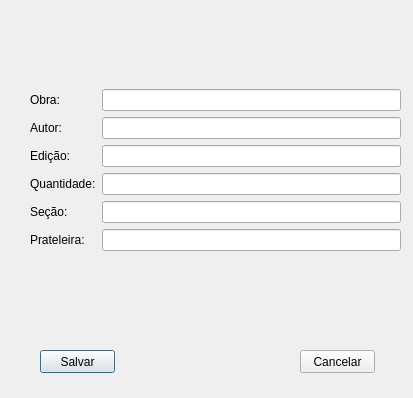
Old version of the form TrabalhoFinalQT/addwindow.ui in the repository arianeam/prog.OOC-.
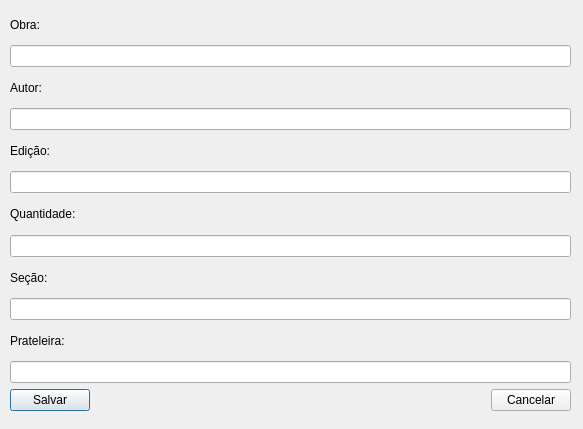
New version of the form.

Diff of the .ui file:
```diff
--- a/TrabalhoFinalQT/addwindow.ui
+++ b/TrabalhoFinalQT/addwindow.ui
@@ -6,27 +6,27 @@
    <rect>
     <x>0</x>
     <y>0</y>
-    <width>413</width>
-    <height>398</height>
+    <width>583</width>
+    <height>429</height>
    </rect>
   </property>
   <property name="windowTitle">
    <string>Dialog</string>
   </property>
-  <widget class="QWidget" name="layoutWidget">
+  <widget class="QWidget" name="">
    <property name="geometry">
     <rect>
-     <x>30</x>
+     <x>10</x>
      <y>10</y>
-     <width>371</width>
-     <height>321</height>
+     <width>561</width>
+     <height>401</height>
     </rect>
    </property>
-   <layout class="QVBoxLayout" name="verticalLayout_3">
+   <layout class="QVBoxLayout" name="verticalLayout_7">
     <item>
-     <layout class="QHBoxLayout" name="horizontalLayout">
+     <layout class="QVBoxLayout" name="verticalLayout">
       <item>
-       <layout class="QVBoxLayout" name="verticalLayout">
+       <layout class="QHBoxLayout" name="horizontalLayout">
         <item>
          <widget class="QLabel" name="obralabel">
           <property name="text">
@@ -35,6 +35,24 @@
          </widget>
         </item>
         <item>
+         <widget class="QLabel" name="obralabel_2">
+          <property name="text">
+           <string/>
+          </property>
+         </widget>
+        </item>
+       </layout>
+      </item>
+      <item>
+       <widget class="QLineEdit" name="obralineEdit"/>
+      </item>
+     </layout>
+    </item>
+    <item>
+     <layout class="QVBoxLayout" name="verticalLayout_5">
+      <item>
+       <layout class="QHBoxLayout" name="horizontalLayout_3">
+        <item>
          <widget class="QLabel" name="autorlabel">
           <property name="text">
            <string>Autor:</string>
@@ -42,12 +60,37 @@
          </widget>
         </item>
         <item>
-         <widget class="QLabel" name="edicaolabel">
+         <widget class="QLabel" name="autorlabel_2">
           <property name="text">
-           <string>Edição: </string>
+           <string/>
           </property>
          </widget>
         </item>
+       </layout>
+      </item>
+      <item>
+       <widget class="QLineEdit" name="autorlineEdit"/>
+      </item>
+     </layout>
+    </item>
+    <item>
+     <layout class="QVBoxLayout" name="verticalLayout_6">
+      <item>
+       <widget class="QLabel" name="edicaolabel">
+        <property name="text">
+         <string>Edição: </string>
+        </property>
+       </widget>
+      </item>
+      <item>
+       <widget class="QLineEdit" name="edicaolineEdit"/>
+      </item>
+     </layout>
+    </item>
+    <item>
+     <layout class="QVBoxLayout" name="verticalLayout_4">
+      <item>
+       <layout class="QHBoxLayout" name="horizontalLayout_4">
         <item>
          <widget class="QLabel" name="qntdlabel">
           <property name="text">
@@ -56,6 +99,24 @@
          </widget>
         </item>
         <item>
+         <widget class="QLabel" name="qntdlabel_2">
+          <property name="text">
+           <string/>
+          </property>
+         </widget>
+        </item>
+       </layout>
+      </item>
+      <item>
+       <widget class="QLineEdit" name="qntdlineEdit"/>
+      </item>
+     </layout>
+    </item>
+    <item>
+     <layout class="QVBoxLayout" name="verticalLayout_3">
+      <item>
+       <layout class="QHBoxLayout" name="horizontalLayout_5">
+        <item>
          <widget class="QLabel" name="secaolabel">
           <property name="text">
            <string>Seção:</string>
@@ -63,66 +124,66 @@
          </widget>
         </item>
         <item>
-         <widget class="QLabel" name="prateleiralabel">
+         <widget class="QLabel" name="secaolabel_2">
           <property name="text">
-           <string>Prateleira:</string>
+           <string/>
           </property>
          </widget>
         </item>
        </layout>
       </item>
       <item>
-       <layout class="QVBoxLayout" name="verticalLayout_4">
-        <item>
-         <widget class="QLineEdit" name="obralineEdit"/>
-        </item>
-        <item>
-         <widget class="QLineEdit" name="autorlineEdit"/>
-        </item>
-        <item>
-         <widget class="QLineEdit" name="edicaolineEdit"/>
-        </item>
-        <item>
-         <widget class="QLineEdit" name="qntdlineEdit"/>
-        </item>
-        <item>
-         <widget class="QLineEdit" name="secaolineEdit"/>
-        </item>
-        <item>
-         <widget class="QLineEdit" name="prateleiralineEdit"/>
-        </item>
-       </layout>
+       <widget class="QLineEdit" name="secaolineEdit"/>
+      </item>
+     </layout>
+    </item>
+    <item>
+     <layout class="QVBoxLayout" name="verticalLayout_2">
+      <item>
+       <widget class="QLabel" name="prateleiralabel">
+        <property name="text">
+         <string>Prateleira:</string>
+        </property>
+       </widget>
+      </item>
+      <item>
+       <widget class="QLineEdit" name="prateleiralineEdit"/>
+      </item>
+     </layout>
+    </item>
+    <item>
+     <layout class="QHBoxLayout" name="horizontalLayout_2">
+      <item>
+       <widget class="QPushButton" name="gravarBtn">
+        <property name="text">
+         <string>Salvar</string>
+        </property>
+       </widget>
+      </item>
+      <item>
+       <spacer name="horizontalSpacer">
+        <property name="orientation">
+         <enum>Qt::Horizontal</enum>
+        </property>
+        <property name="sizeHint" stdset="0">
+         <size>
+          <width>40</width>
+          <height>20</height>
+         </size>
+        </property>
+       </spacer>
+      </item>
+      <item>
+       <widget class="QPushButton" name="cancelarBtn">
+        <property name="text">
+         <string>Cancelar</string>
+        </property>
+       </widget>
       </item>
      </layout>
     </item>
    </layout>
   </widget>
-  <widget class="QPushButton" name="gravarBtn">
-   <property name="geometry">
-    <rect>
-     <x>40</x>
-     <y>350</y>
-     <width>75</width>
-     <height>23</height>
-    </rect>
-   </property>
-   <property name="text">
-    <string>Salvar</string>
-   </property>
-  </widget>
-  <widget class="QPushButton" name="cancelarBtn">
-   <property name="geometry">
-    <rect>
-     <x>300</x>
-     <y>350</y>
-     <width>75</width>
-     <height>23</height>
-    </rect>
-   </property>
-   <property name="text">
-    <string>Cancelar</string>
-   </property>
-  </widget>
  </widget>
  <resources/>
  <connections/>
```
